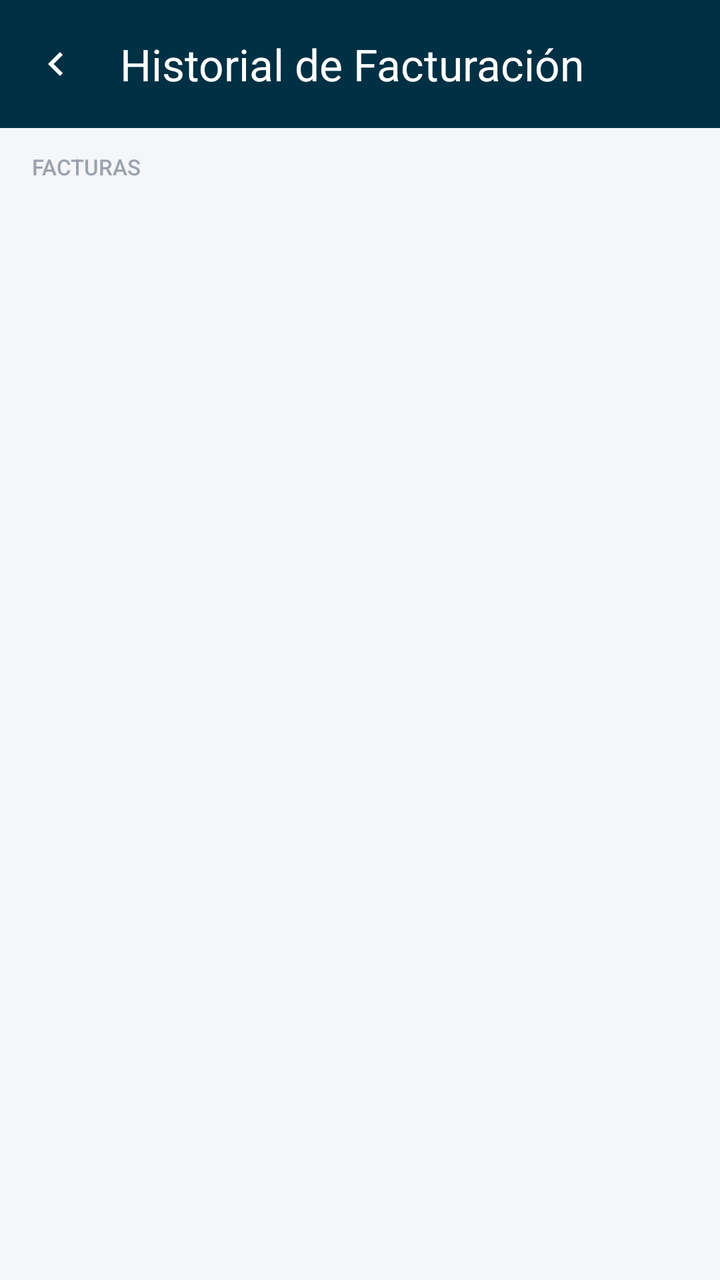
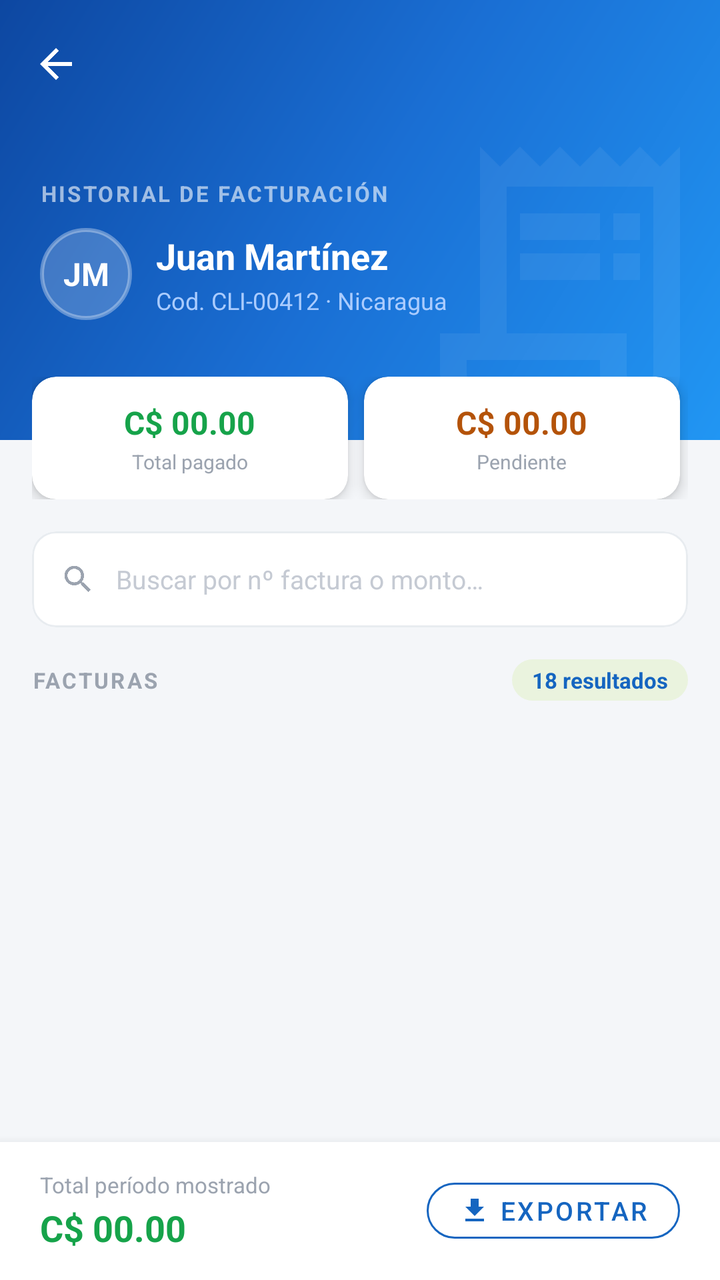

Compare the two renders of this Android layout. The source of the first and the diff that turns it into the second are given below.
<!-- AndroidManifest.xml: activity theme Theme.GMV -->
<!-- res/layout/activity_historico_factura.xml -->
<?xml version="1.0" encoding="utf-8"?>
<LinearLayout xmlns:android="http://schemas.android.com/apk/res/android"
    xmlns:app="http://schemas.android.com/apk/res-auto"
    android:layout_width="match_parent"
    android:layout_height="match_parent"
    android:background="#F4F6F9"
    android:fitsSystemWindows="true"
    android:orientation="vertical">

    <androidx.appcompat.widget.Toolbar
        android:id="@+id/toolbar"
        android:layout_width="match_parent"
        android:layout_height="?attr/actionBarSize"
        android:background="@color/colorUmkPrimaryDark"
        app:navigationIcon="@drawable/ic_arrow_left"
        app:title="Historial de Facturación"
        app:titleTextColor="@android:color/white"
        app:popupTheme="@style/ThemeOverlay.AppCompat.Light" />

    <FrameLayout
        android:layout_width="match_parent"
        android:layout_height="match_parent">

        <LinearLayout
            android:layout_width="match_parent"
            android:layout_height="match_parent"
            android:orientation="vertical"
            android:paddingHorizontal="16dp"
            android:paddingTop="12dp">

            <TextView
                android:layout_width="wrap_content"
                android:layout_height="wrap_content"
                android:layout_marginBottom="8dp"
                android:fontFamily="sans-serif-medium"
                android:text="FACTURAS"
                android:textColor="#9BA3AF"
                android:textSize="11sp" />

            <androidx.recyclerview.widget.RecyclerView
                android:id="@+id/recycler_historico"
                android:layout_width="match_parent"
                android:layout_height="match_parent"
                android:scrollbars="vertical" />

        </LinearLayout>

        <include
            android:id="@+id/lyt_empty"
            layout="@layout/include_empty_result"
            android:layout_width="match_parent"
            android:layout_height="match_parent"
            android:visibility="gone" />

        <LinearLayout
            android:id="@+id/lyt_loading"
            android:layout_width="match_parent"
            android:layout_height="match_parent"
            android:gravity="center"
            android:orientation="vertical"
            android:visibility="gone">

            <com.google.android.material.progressindicator.CircularProgressIndicator
                android:layout_width="wrap_content"
                android:layout_height="wrap_content"
                android:indeterminate="true" />

            <TextView
                android:layout_width="wrap_content"
                android:layout_height="wrap_content"
                android:layout_marginTop="12dp"
                android:text="Cargando historial..."
                android:textColor="#9BA3AF"
                android:textSize="13sp" />
        </LinearLayout>

    </FrameLayout>

</LinearLayout>
<!-- res/layout/include_empty_result.xml (included above) -->
<?xml version="1.0" encoding="utf-8"?>
<LinearLayout xmlns:android="http://schemas.android.com/apk/res/android"
    android:layout_width="match_parent"
    android:layout_height="match_parent"
    android:gravity="center"
    android:orientation="vertical">

    <ImageView
        android:layout_width="64dp"
        android:layout_height="64dp"
        android:src="@drawable/img_empty_history"
        android:tint="#BDBDBD" />

    <TextView
        android:layout_width="wrap_content"
        android:layout_height="wrap_content"
        android:layout_marginTop="16dp"
        android:text="Sin resultados"
        android:textColor="#9E9E9E"
        android:textSize="16sp" />

</LinearLayout>
<!-- resources referenced by this layout -->
<resources>
  <!-- drawable ic_arrow_left (drawable) -->
  <?xml version="1.0" encoding="utf-8"?>
  <vector xmlns:android="http://schemas.android.com/apk/res/android"
      android:width="24dp"
      android:height="24dp"
      android:viewportWidth="24"
      android:viewportHeight="24">
      <path
          android:fillColor="@android:color/white"
          android:pathData="M15.41,7.41L14,6l-6,6 6,6 1.41,-1.41L10.83,12z" />
  </vector>
  <color name="primary">#337AB7</color>
  <color name="on_primary">#FFFFFF</color>
  <color name="secondary">#3A539B</color>
  <color name="on_secondary">#FFFFFF</color>
  <color name="tertiary">#7E57C2</color>
  <color name="on_tertiary">#FFFFFF</color>
  <color name="error">#EF5350</color>
  <color name="on_error">#FFFFFF</color>
  <color name="error_container">#FFEBEE</color>
  <color name="background">#F2F2F2</color>
  <color name="on_background">#000000</color>
  <color name="surface">#E7E7E7</color>
  <color name="on_surface">#000000</color>
  <color name="surface_variant">#D4D4D4</color>
  <color name="outline">#B0BEC5</color>
  <color name="outline_variant">#CFD8DC</color>
  <!-- unchanged entries left out for length: 27 -->
</resources>

<!-- the commit's change to res/layout/activity_historico_factura.xml (unified diff, before → after) -->
@@ -1,64 +1,369 @@
 <?xml version="1.0" encoding="utf-8"?>
-<LinearLayout xmlns:android="http://schemas.android.com/apk/res/android"
+<androidx.coordinatorlayout.widget.CoordinatorLayout
+    xmlns:android="http://schemas.android.com/apk/res/android"
     xmlns:app="http://schemas.android.com/apk/res-auto"
     android:layout_width="match_parent"
     android:layout_height="match_parent"
     android:background="#F4F6F9"
-    android:fitsSystemWindows="true"
-    android:orientation="vertical">
-
-    <androidx.appcompat.widget.Toolbar
-        android:id="@+id/toolbar"
+    android:clipChildren="false"
+    android:fitsSystemWindows="true">
+
+    
+    <com.google.android.material.appbar.AppBarLayout
+        android:id="@+id/app_bar_layout"
         android:layout_width="match_parent"
-        android:layout_height="?attr/actionBarSize"
-        android:background="@color/colorUmkPrimaryDark"
-        app:navigationIcon="@drawable/ic_arrow_left"
-        app:title="Historial de Facturación"
-        app:titleTextColor="@android:color/white"
-        app:popupTheme="@style/ThemeOverlay.AppCompat.Light" />
-
-    <FrameLayout
+        android:layout_height="220dp"
+        android:fitsSystemWindows="true">
+
+        <com.google.android.material.appbar.CollapsingToolbarLayout
+            android:id="@+id/collapsing_toolbar"
+            android:layout_width="match_parent"
+            android:layout_height="match_parent"
+            android:fitsSystemWindows="true"
+            app:contentScrim="#1565C0"
+            app:titleEnabled="false"
+            app:layout_scrollFlags="scroll|exitUntilCollapsed|snap">
+
+            
+            <View
+                android:layout_width="match_parent"
+                android:layout_height="match_parent"
+                android:background="@drawable/bg_header_gradient"
+                app:layout_collapseMode="parallax" />
+
+            
+            <ImageView
+                android:layout_width="160dp"
+                android:layout_height="160dp"
+                android:layout_gravity="end|bottom"
+                android:layout_marginEnd="0dp"
+                android:alpha="0.06"
+                android:scaleType="fitCenter"
+                android:src="@drawable/ic_receipt_long"
+                app:tint="@android:color/white"
+                app:layout_collapseMode="parallax" />
+
+            
+            <LinearLayout
+                android:layout_width="match_parent"
+                android:layout_height="wrap_content"
+                android:layout_gravity="bottom"
+                android:orientation="vertical"
+                android:paddingStart="20dp"
+                android:paddingEnd="20dp"
+                android:paddingBottom="60dp"
+                app:layout_collapseMode="parallax">
+
+                
+                <TextView
+                    android:layout_width="wrap_content"
+                    android:layout_height="wrap_content"
+                    android:text="HISTORIAL DE FACTURACIÓN"
+                    android:textColor="#99FFFFFF"
+                    android:textSize="11sp"
+                    android:letterSpacing="0.10"
+                    android:textStyle="bold"
+                    android:layout_marginBottom="10dp" />
+
+                
+                <LinearLayout
+                    android:layout_width="match_parent"
+                    android:layout_height="wrap_content"
+                    android:gravity="center_vertical"
+                    android:orientation="horizontal">
+
+                    
+                    <TextView
+                        android:id="@+id/tv_avatar"
+                        android:layout_width="46dp"
+                        android:layout_height="46dp"
+                        android:background="@drawable/bg_avatar_circle"
+                        android:gravity="center"
+                        android:text="JM"
+                        android:textColor="@android:color/white"
+                        android:textSize="16sp"
+                        android:textStyle="bold" />
+
+                    <LinearLayout
+                        android:layout_width="0dp"
+                        android:layout_height="wrap_content"
+                        android:layout_weight="1"
+                        android:orientation="vertical"
+                        android:paddingStart="12dp">
+
+                        <TextView
+                            android:id="@+id/tv_client_name"
+                            android:layout_width="wrap_content"
+                            android:layout_height="wrap_content"
+                            android:text="Juan Martínez"
+                            android:textColor="@android:color/white"
+                            android:textSize="18sp"
+                            android:textStyle="bold" />
+
+                        <TextView
+                            android:id="@+id/tv_client_code"
+                            android:layout_width="wrap_content"
+                            android:layout_height="wrap_content"
+                            android:text="Cod. CLI-00412 · Nicaragua"
+                            android:textColor="#AACCFF"
+                            android:textSize="12sp"
+                            android:layout_marginTop="2dp" />
+                    </LinearLayout>
+
+                </LinearLayout>
+
+            </LinearLayout>
+
+            
+            <androidx.appcompat.widget.Toolbar
+                android:id="@+id/toolbar"
+                android:layout_width="match_parent"
+                android:layout_height="?attr/actionBarSize"
+                app:layout_collapseMode="pin"
+                app:navigationIcon="@drawable/ic_arrow_back"
+                app:title=""
+                app:popupTheme="@style/ThemeOverlay.AppCompat.Light" />
+
+        </com.google.android.material.appbar.CollapsingToolbarLayout>
+
+    </com.google.android.material.appbar.AppBarLayout>
+
+    
+    <androidx.core.widget.NestedScrollView
+        android:id="@+id/nested_scroll_view"
         android:layout_width="match_parent"
-        android:layout_height="match_parent">
+        android:layout_height="match_parent"
+        android:clipChildren="false"
+        android:clipToPadding="false"
+        android:overScrollMode="never"
+        android:paddingBottom="72dp"
+        android:scrollbars="none"
+        app:layout_behavior="@string/appbar_scrolling_view_behavior">
 
         <LinearLayout
             android:layout_width="match_parent"
-            android:layout_height="match_parent"
-            android:orientation="vertical"
-            android:paddingHorizontal="16dp"
-            android:paddingTop="12dp">
-
-            <TextView
-                android:layout_width="wrap_content"
-                android:layout_height="wrap_content"
-                android:layout_marginBottom="8dp"
-                android:fontFamily="sans-serif-medium"
-                android:text="FACTURAS"
-                android:textColor="#9BA3AF"
-                android:textSize="11sp" />
-
-            <androidx.recyclerview.widget.RecyclerView
-                android:id="@+id/recycler_historico"
-                android:layout_width="match_parent"
-                android:layout_height="match_parent"
-                android:scrollbars="vertical" />
+            android:layout_height="wrap_content"
+            android:clipChildren="false"
+            android:orientation="vertical">
+
+            
+            <LinearLayout
+                android:layout_width="match_parent"
+                android:layout_height="wrap_content"
+                android:orientation="horizontal"
+                android:paddingStart="16dp"
+                android:paddingEnd="16dp"
+                android:layout_marginTop="-32dp">
+
+                
+                <com.google.android.material.card.MaterialCardView
+                    android:layout_width="0dp"
+                    android:layout_height="wrap_content"
+                    android:layout_weight="1"
+                    android:layout_marginEnd="4dp"
+                    app:cardBackgroundColor="@android:color/white"
+                    app:cardCornerRadius="12dp"
+                    app:cardElevation="4dp"
+                    app:strokeWidth="0dp">
+
+                    <LinearLayout
+                        android:layout_width="match_parent"
+                        android:layout_height="wrap_content"
+                        android:orientation="vertical"
+                        android:padding="12dp"
+                        android:gravity="center">
+
+                        <TextView
+                            android:id="@+id/tv_total_pagado"
+                            android:layout_width="wrap_content"
+                            android:layout_height="wrap_content"
+                            android:text="C$ 00.00"
+                            android:textColor="#16A34A"
+                            android:textSize="16sp"
+                            android:textStyle="bold" />
+
+                        <TextView
+                            android:layout_width="wrap_content"
+                            android:layout_height="wrap_content"
+                            android:text="Total pagado"
+                            android:textColor="#9BA3AF"
+                            android:textSize="10sp"
+                            android:layout_marginTop="2dp" />
+                    </LinearLayout>
+
+                </com.google.android.material.card.MaterialCardView>
+
+                
+                <com.google.android.material.card.MaterialCardView
+                    android:layout_width="0dp"
+                    android:layout_height="wrap_content"
+                    android:layout_weight="1"
+                    android:layout_marginStart="4dp"
+                    android:layout_marginEnd="4dp"
+                    app:cardBackgroundColor="@android:color/white"
+                    app:cardCornerRadius="12dp"
+                    app:cardElevation="4dp"
+                    app:strokeWidth="0dp">
+
+                    <LinearLayout
+                        android:layout_width="match_parent"
+                        android:layout_height="wrap_content"
+                        android:orientation="vertical"
+                        android:padding="12dp"
+                        android:gravity="center">
+
+                        <TextView
+                            android:id="@+id/tv_total_pendiente"
+                            android:layout_width="wrap_content"
+                            android:layout_height="wrap_content"
+                            android:text="C$ 00.00"
+                            android:textColor="#B45309"
+                            android:textSize="16sp"
+                            android:textStyle="bold" />
+
+                        <TextView
+                            android:layout_width="wrap_content"
+                            android:layout_height="wrap_content"
+                            android:text="Pendiente"
+                            android:textColor="#9BA3AF"
+                            android:textSize="10sp"
+                            android:layout_marginTop="2dp" />
+                    </LinearLayout>
+
+                </com.google.android.material.card.MaterialCardView>
+
+            </LinearLayout>
+
+            
+            <com.google.android.material.card.MaterialCardView
+                android:layout_width="match_parent"
+                android:layout_height="wrap_content"
+                android:layout_marginStart="16dp"
+                android:layout_marginEnd="16dp"
+                android:layout_marginTop="16dp"
+                app:cardBackgroundColor="@android:color/white"
+                app:cardCornerRadius="12dp"
+                app:cardElevation="0dp"
+                app:strokeColor="#E8ECF0"
+                app:strokeWidth="1dp">
+
+                <LinearLayout
+                    android:layout_width="match_parent"
+                    android:layout_height="wrap_content"
+                    android:gravity="center_vertical"
+                    android:orientation="horizontal"
+                    android:paddingStart="14dp"
+                    android:paddingEnd="14dp"
+                    android:paddingTop="2dp"
+                    android:paddingBottom="2dp">
+
+                    <ImageView
+                        android:layout_width="18dp"
+                        android:layout_height="18dp"
+                        android:src="@drawable/ic_search"
+                        app:tint="#9BA3AF" />
+
+                    <EditText
+                        android:id="@+id/et_buscar"
+                        android:layout_width="0dp"
+                        android:layout_height="44dp"
+                        android:layout_weight="1"
+                        android:background="@android:color/transparent"
+                        android:hint="Buscar por nº factura o monto…"
+                        android:textColorHint="#C5CAD3"
+                        android:textColor="#1F2937"
+                        android:textSize="13sp"
+                        android:paddingStart="10dp"
+                        android:inputType="text"
+                        android:maxLines="1"
+                        android:singleLine="true"
+                        android:imeOptions="actionSearch" />
+
+                </LinearLayout>
+
+            </com.google.android.material.card.MaterialCardView>
+
+
+            
+            <include
+                android:id="@+id/lyt_empty_result"
+                layout="@layout/include_empty_result"
+                android:layout_width="match_parent"
+                android:layout_height="wrap_content"
+                android:visibility="gone" />
+
+            
+            <LinearLayout
+                android:layout_width="match_parent"
+                android:layout_height="wrap_content"
+                android:orientation="vertical"
+                android:paddingStart="16dp"
+                android:paddingEnd="16dp"
+                android:paddingTop="16dp">
+
+                
+                <LinearLayout
+                    android:layout_width="match_parent"
+                    android:layout_height="wrap_content"
+                    android:gravity="center_vertical"
+                    android:orientation="horizontal"
+                    android:layout_marginBottom="10dp">
+
+                    <TextView
+                        android:layout_width="0dp"
+                        android:layout_height="wrap_content"
+                        android:layout_weight="1"
+                        android:text="FACTURAS"
+                        android:textColor="#9BA3AF"
+                        android:textSize="11sp"
+                        android:letterSpacing="0.10"
+                        android:textStyle="bold" />
+
+                    <TextView
+                        android:id="@+id/tv_results_count"
+                        android:layout_width="wrap_content"
+                        android:layout_height="wrap_content"
+                        android:background="@drawable/bg_badge_blue"
+                        android:paddingStart="10dp"
+                        android:paddingEnd="10dp"
+                        android:paddingTop="3dp"
+                        android:paddingBottom="3dp"
+                        android:text="18 resultados"
+                        android:textColor="#1565C0"
+                        android:textSize="11sp"
+                        android:textStyle="bold" />
+
+                </LinearLayout>
+
+                
+                <androidx.recyclerview.widget.RecyclerView
+                    android:id="@+id/recycler_view"
+                    android:layout_width="match_parent"
+                    android:layout_height="wrap_content"
+                    android:nestedScrollingEnabled="false"
+                    android:overScrollMode="never"
+                    android:scrollbars="none" />
+
+            </LinearLayout>
 
         </LinearLayout>
 
-        <include
-            android:id="@+id/lyt_empty"
-            layout="@layout/include_empty_result"
-            android:layout_width="match_parent"
-            android:layout_height="match_parent"
-            android:visibility="gone" />
+    </androidx.core.widget.NestedScrollView>
+
+    
+    <FrameLayout
+        android:id="@+id/lyt_loading"
+        android:layout_width="match_parent"
+        android:layout_height="match_parent"
+        android:background="#80FFFFFF"
+        android:visibility="gone">
 
         <LinearLayout
-            android:id="@+id/lyt_loading"
-            android:layout_width="match_parent"
-            android:layout_height="match_parent"
+            android:layout_width="wrap_content"
+            android:layout_height="wrap_content"
+            android:layout_gravity="center"
             android:gravity="center"
-            android:orientation="vertical"
-            android:visibility="gone">
+            android:orientation="vertical">
 
             <com.google.android.material.progressindicator.CircularProgressIndicator
                 android:layout_width="wrap_content"
@@ -73,10 +378,66 @@
                 android:textColor="#9BA3AF"
                 android:textSize="13sp" />
         </LinearLayout>
-
     </FrameLayout>
 
-</LinearLayout>
+    
+    <LinearLayout
+        android:layout_width="match_parent"
+        android:layout_height="wrap_content"
+        android:layout_gravity="bottom"
+        android:background="@android:color/white"
+        android:elevation="8dp"
+        android:gravity="center_vertical"
+        android:orientation="horizontal"
+        android:paddingStart="20dp"
+        android:paddingEnd="20dp"
+        android:paddingTop="14dp"
+        android:paddingBottom="14dp">
+
+        <LinearLayout
+            android:layout_width="0dp"
+            android:layout_height="wrap_content"
+            android:layout_weight="1"
+            android:orientation="vertical">
+
+            <TextView
+                android:layout_width="wrap_content"
+                android:layout_height="wrap_content"
+                android:text="Total período mostrado"
+                android:textColor="#9BA3AF"
+                android:textSize="11sp" />
+
+            <TextView
+                android:id="@+id/tv_total_periodo"
+                android:layout_width="wrap_content"
+                android:layout_height="wrap_content"
+                android:text="C$ 00.00"
+                android:textColor="#16A34A"
+                android:textSize="18sp"
+                android:textStyle="bold"
+                android:layout_marginTop="2dp" />
+        </LinearLayout>
+
+        
+        <com.google.android.material.button.MaterialButton
+            android:id="@+id/btn_exportar"
+            android:layout_width="wrap_content"
+            android:layout_height="40dp"
+            android:text="Exportar"
+            android:textSize="13sp"
+            style="@style/Widget.MaterialComponents.Button.OutlinedButton"
+            app:cornerRadius="20dp"
+            app:strokeColor="#1565C0"
+            app:strokeWidth="1dp"
+            android:textColor="#1565C0"
+            app:icon="@drawable/ic_download"
+            app:iconTint="#1565C0"
+            app:iconSize="16dp"
+            app:iconPadding="4dp" />
+
+    </LinearLayout>
+
+</androidx.coordinatorlayout.widget.CoordinatorLayout>
 <!-- res/layout/include_empty_result.xml (included above) -->
 <?xml version="1.0" encoding="utf-8"?>
 <LinearLayout xmlns:android="http://schemas.android.com/apk/res/android"
<!-- resource entries referenced after the edit -->
@@ -1,6 +1,41 @@
 <!-- resources referenced by this layout -->
 <resources>
-  <!-- drawable ic_arrow_left (drawable) -->
+  <!-- drawable bg_avatar_circle (drawable) -->
+  <?xml version="1.0" encoding="utf-8"?>
+  <shape xmlns:android="http://schemas.android.com/apk/res/android"
+      android:shape="oval">
+      <solid android:color="#33FFFFFF" />
+      <stroke android:width="2dp" android:color="#55FFFFFF" />
+  </shape>
+  <!-- drawable bg_badge_blue (drawable) -->
+  <shape xmlns:android="http://schemas.android.com/apk/res/android">
+      <solid android:color="#EAF3DE"/>
+      <corners android:radius="20dp"/>
+  </shape>
+  <!-- drawable bg_header_gradient (drawable) -->
+  <?xml version="1.0" encoding="utf-8"?>
+  <shape xmlns:android="http://schemas.android.com/apk/res/android"
+      android:shape="rectangle">
+  
+      <gradient
+          android:angle="135"
+          android:centerColor="#1A6FD4"
+          android:endColor="#0D47A1"
+          android:startColor="#2196F3"
+          android:type="linear" />
+  
+  </shape>
+  <!-- drawable ic_arrow_back (drawable) -->
+  <vector xmlns:android="http://schemas.android.com/apk/res/android"
+      android:width="24dp"
+      android:height="24dp"
+      android:viewportWidth="24.0"
+      android:viewportHeight="24.0">
+      <path
+          android:fillColor="#FFFFFFFF"
+          android:pathData="M20,11H7.83l5.59,-5.59L12,4l-8,8 8,8 1.41,-1.41L7.83,13H20v-2z"/>
+  </vector>
+  <!-- drawable ic_download (drawable) -->
   <?xml version="1.0" encoding="utf-8"?>
   <vector xmlns:android="http://schemas.android.com/apk/res/android"
       android:width="24dp"
@@ -8,8 +43,43 @@
       android:viewportWidth="24"
       android:viewportHeight="24">
       <path
+          android:fillColor="#FF000000"
+          android:pathData="M19,9h-4V3H9v6H5l7,7 7,-7zM5,18v2h14v-2H5z" />
+  </vector>
+  <!-- drawable ic_receipt_long (drawable) -->
+  <vector xmlns:android="http://schemas.android.com/apk/res/android"
+      android:width="24dp"
+      android:height="24dp"
+      android:viewportWidth="24"
+      android:viewportHeight="24"
+      android:tint="?attr/colorControlNormal">
+      <path
           android:fillColor="@android:color/white"
-          android:pathData="M15.41,7.41L14,6l-6,6 6,6 1.41,-1.41L10.83,12z" />
+          android:pathData="M19.5,3.5L18,2l-1.5,1.5L15,2l-1.5,1.5L12,2l-1.5,1.5L9,2L7.5,3.5L6,2v14H3v3c0,1.66 1.34,3 3,3h12c1.66,0 3,-1.34 3,-3V2L19.5,3.5zM15,20H6c-0.55,0 -1,-0.45 -1,-1v-1h10V20zM19,19c0,0.55 -0.45,1 -1,1s-1,-0.45 -1,-1v-3H8V5h11V19z"/>
+      <path
+          android:fillColor="@android:color/white"
+          android:pathData="M9,7h6v2h-6z"/>
+      <path
+          android:fillColor="@android:color/white"
+          android:pathData="M16,7h2v2h-2z"/>
+      <path
+          android:fillColor="@android:color/white"
+          android:pathData="M9,10h6v2h-6z"/>
+      <path
+          android:fillColor="@android:color/white"
+          android:pathData="M16,10h2v2h-2z"/>
+  </vector>
+  <!-- drawable ic_search (drawable) -->
+  <?xml version="1.0" encoding="utf-8"?>
+  <vector xmlns:android="http://schemas.android.com/apk/res/android"
+      android:width="24dp"
+      android:height="24dp"
+      android:viewportWidth="24"
+      android:viewportHeight="24"
+      android:tint="?attr/colorOnSurfaceVariant">
+      <path
+          android:fillColor="@android:color/white"
+          android:pathData="M15.5,14h-0.79l-0.28,-0.27C15.41,12.59 16,11.11 16,9.5 16,5.91 13.09,3 9.5,3S3,5.91 3,9.5 5.91,16 9.5,16c1.61,0 3.09,-0.59 4.23,-1.57l0.27,0.28v0.79l5,4.99L20.49,19l-4.99,-5zM9.5,14C7.01,14 5,11.99 5,9.5S7.01,5 9.5,5 14,7.01 14,9.5 11.99,14 9.5,14z" />
   </vector>
   <color name="primary">#337AB7</color>
   <color name="on_primary">#FFFFFF</color>
